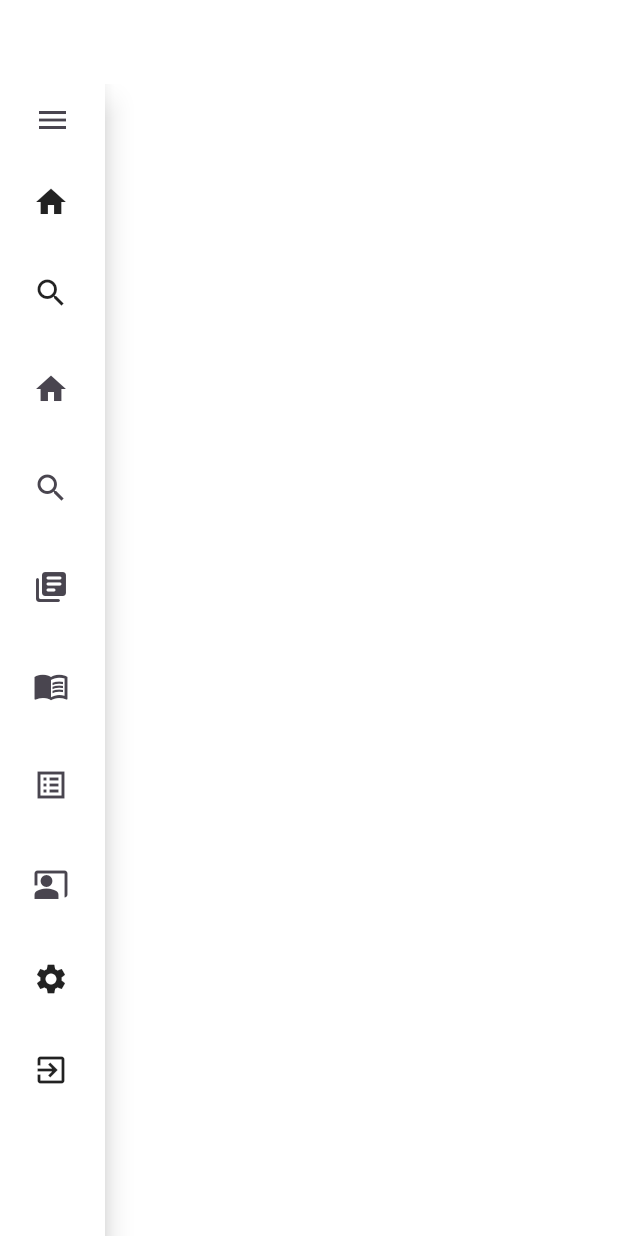
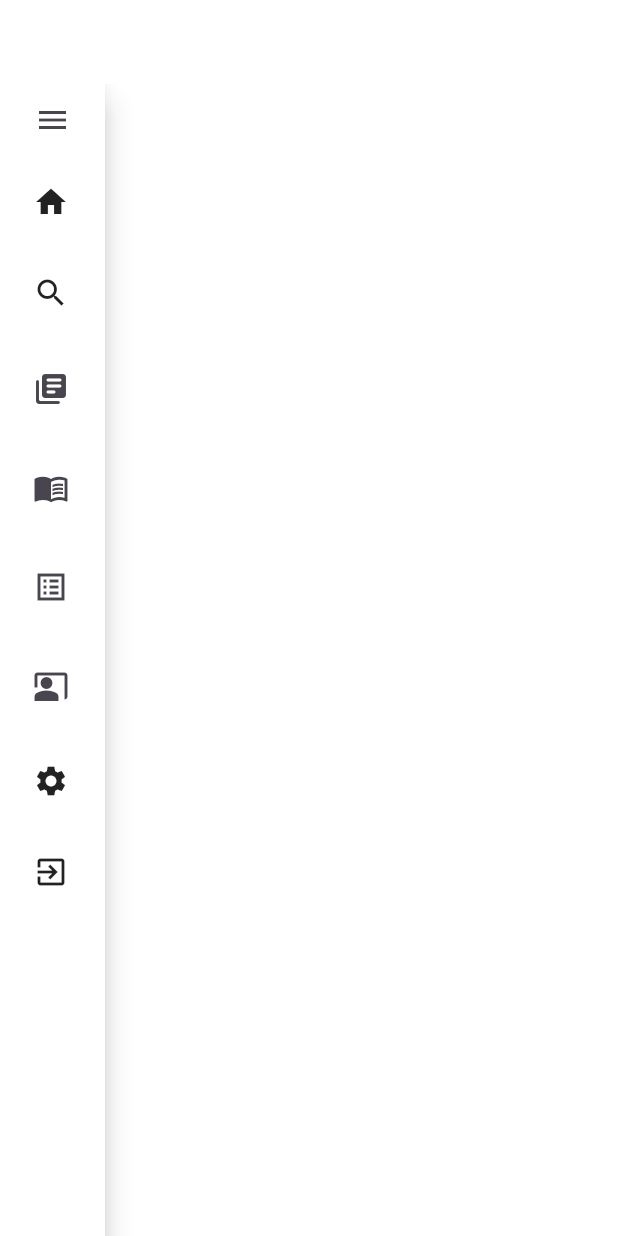
Before and after one commit to ThalysonE/Sistema_biblioteca, a Flutter app: the screen it shows after launch, on a phone screen of 412 x 824 dp. Run offline on Flutter 3.47's test engine with Material 3 defaults, Android fonts, the phone set to English and light mode, and no system bars.

```diff
--- a/projeto extensionista/sistema_biblioteca/lib/Menu/menu_navegacao.dart
+++ b/projeto extensionista/sistema_biblioteca/lib/Menu/menu_navegacao.dart
@@ -13,11 +13,13 @@ class _MenuNavegacaoState extends State<MenuNavegacao> with SingleTickerProvider
   bool menuAtivado = false;
   late AnimationController _animationController;
   late Animation<double> _widthAnimation;
-  late Animation<double> _scaleAnimation;
+  late Animation<Offset> _slideAnimation;
+  late Animation<double> _fadeAnimation;
 
   final Map<int, bool> _isHovered = {};
+
   int _selectedIndex = -1;
-
+  int _expandedIndex = -1;
 
   @override
   void initState() {
@@ -29,9 +31,11 @@ class _MenuNavegacaoState extends State<MenuNavegacao> with SingleTickerProvider
 
     _widthAnimation = Tween<double>(begin: minwidth, end: maxwidth).animate(_animationController);
 
-    _scaleAnimation = Tween<double>(begin: 0.4, end: 1.0).animate(
-      CurvedAnimation(parent: _animationController, curve: Curves.easeInOut),
-    );
+    _slideAnimation = Tween<Offset>(begin: Offset(-0.4, 0), end: Offset(0, 0))
+        .animate(CurvedAnimation(parent: _animationController, curve: Curves.easeInOut));
+
+    _fadeAnimation = Tween<double>(begin: -10, end: 1)
+        .animate(CurvedAnimation(parent: _animationController, curve: Curves.easeInOut));
   }
 
   void toggleMenu() {
@@ -58,7 +62,7 @@ Widget build(BuildContext context) {
             child: Column(
               children: <Widget>[
                 Row(
-                mainAxisAlignment: menuAtivado?MainAxisAlignment.end:MainAxisAlignment.center,
+                  mainAxisAlignment: menuAtivado ? MainAxisAlignment.end : MainAxisAlignment.center,
                   children: [
                     IconButton(
                       icon: Icon(Icons.menu),
@@ -70,32 +74,42 @@ Widget build(BuildContext context) {
                   child: ListView(
                     shrinkWrap: true,
                     children: [
-                      _buildHoverableListTile(0, Icons.home, 'Início'),
-                      _buildHoverableListTile(1, Icons.search, 'Pesquisa Exemplar'),
+                      _buildListTile(0, Icons.home, 'Início'),
+                      _buildListTile(1, Icons.search, 'Pesquisa Exemplar'),
                       ListView.builder(
                         shrinkWrap: true,
                         physics: NeverScrollableScrollPhysics(),
                         itemCount: menuitens.length,
                         itemBuilder: (context, index) {
+                          int expansionTileIndex = 1000 + index;
                           return ExpansionTile(
                             tilePadding: EdgeInsets.fromLTRB(22, 4, 5, 4),
                             leading: Icon(menuitens[index].icon),
-                            backgroundColor: const Color.fromRGBO(233, 235, 238, 75),
+                            backgroundColor: _selectedIndex == expansionTileIndex
+                                ? const Color.fromRGBO(233, 235, 238, 75)
+                                : Colors.transparent,
                             shape: RoundedRectangleBorder(
-                              borderRadius: BorderRadius.circular(10),
-
+                              borderRadius: BorderRadius.circular(11),
                             ),
                             iconColor: const Color.fromARGB(255, 10, 10, 12),
                             textColor: Colors.black,
                             collapsedTextColor: Colors.black87,
-                            onExpansionChanged: (value) {
-
+                            onExpansionChanged: (isExpanded) {
+                              setState(() {
+                                if (isExpanded) {
+                                  _expandedIndex = index;
+                                } else {
+                                  _expandedIndex = -1;
+                                }
+                                _selectedIndex = isExpanded ? expansionTileIndex : -1;
+                              });
                             },
+                            initiallyExpanded: _expandedIndex == index,
                             title: menuAtivado
-                                ? ScaleTransition(
-                                    scale: _scaleAnimation,
+                                ? SlideTransition(
+                                    position: _slideAnimation,
                                     child: FadeTransition(
-                                      opacity: _animationController,
+                                      opacity: _fadeAnimation,
                                       child: Text(
                                         menuitens[index].title,
                                         style: TextStyle(
@@ -106,8 +120,9 @@ Widget build(BuildContext context) {
                                     ),
                                   )
                                 : SizedBox.shrink(),
-                            showTrailingIcon: menuAtivado? true: false,
-                            children: menuAtivado?[
+                            showTrailingIcon: menuAtivado,
+                            children: menuAtivado
+                                ? [
                                     for (String item in menuSubItens[index])
                                       ListTile(
                                         contentPadding: EdgeInsets.only(left: 50),
@@ -116,24 +131,16 @@ Widget build(BuildContext context) {
                                           style: TextStyle(fontSize: 12),
                                         ),
                                       ),
-                            ]:[],
+                                  ]
+                                : [],
                           );
                         },
                       ),
-                      _buildHoverableListTile(100, Icons.settings, 'Configurações'),
-                      _buildHoverableListTile(101, Icons.exit_to_app, 'Sair')
+                      _buildListTile(100, Icons.settings, 'Configurações'),
+                      _buildListTile(101, Icons.exit_to_app, 'Sair'),
                     ],
                   ),
-
                 ),
-            /*
-              Column(
-                children: [
-                   _buildHoverableListTile(100, Icons.settings, 'Configurações'),
-                    _buildHoverableListTile(101, Icons.exit_to_app, 'Sair')
-                ],
-              ),
-              */
               ],
             ),
           ),
@@ -141,7 +148,8 @@ Widget build(BuildContext context) {
       },
     );
   }
-Widget _buildHoverableListTile(int index, IconData icon, String title, {bool isSubItem = false}) {
+
+  Widget _buildListTile(int index, IconData icon, String title, {bool isSubItem = false}) {
     return MouseRegion(
       onEnter: (_) {
         setState(() {
@@ -157,22 +165,23 @@ Widget _buildHoverableListTile(int index, IconData icon, String title, {bool isS
         onTap: () {
           setState(() {
             _selectedIndex = index;
+            _expandedIndex = -1;
           });
         },
         child: Container(
           color: _selectedIndex == index
-              ?  const Color.fromRGBO(233, 235, 238, 75)
+              ? const Color.fromRGBO(233, 235, 238, 75)
               : _isHovered[index] == true
-                  ? const Color.fromRGBO(233, 235, 238, 75)
+                  ? const Color.fromRGBO(233, 235, 238, 50)
                   : Colors.transparent,
           child: ListTile(
             contentPadding: isSubItem ? EdgeInsets.only(left: 50) : EdgeInsets.fromLTRB(22, 2.5, 5, 2.5),
             leading: Icon(icon, color: Colors.black87),
             title: menuAtivado
-                ? ScaleTransition(
-                    scale: _scaleAnimation,
+                ? SlideTransition(
+                    position: _slideAnimation,
                     child: FadeTransition(
-                      opacity: _animationController,
+                      opacity: _fadeAnimation,
                       child: Text(
                         title,
                         style: TextStyle(
@@ -190,7 +199,6 @@ Widget _buildHoverableListTile(int index, IconData icon, String title, {bool isS
     );
   }
 
-
   @override
   void dispose() {
     _animationController.dispose();
--- a/projeto extensionista/sistema_biblioteca/lib/Modelos/modelo_menu.dart
+++ b/projeto extensionista/sistema_biblioteca/lib/Modelos/modelo_menu.dart
@@ -4,14 +4,20 @@ class MenuModelo{
   String title;
   IconData icon;
 
+
   MenuModelo(this.title, this.icon);
 }
 
 List<MenuModelo> menuitens = [
-  MenuModelo("Inicio", Icons.home),
-  MenuModelo("Pesquisa Exemplar",Icons.search),
-  MenuModelo("Empréstimos", Icons.my_library_books_rounded),
+  MenuModelo("Circulação", Icons.my_library_books_rounded),
   MenuModelo("Catalogação", Icons.menu_book_outlined),
   MenuModelo("Documentação", Icons.list_alt_sharp),
   MenuModelo("Controle de Usuários",Icons.co_present_rounded)
 ];
+
+List<List<String>> menuSubItens = [
+  ["Empréstimo", "Devolução"],
+  ["Autores", "Livros"],
+  ["Relatórios", "Nada Consta"],
+  ["Usuários"]
+];
```
Lines whose indentation alone changed are shown as unchanged.
